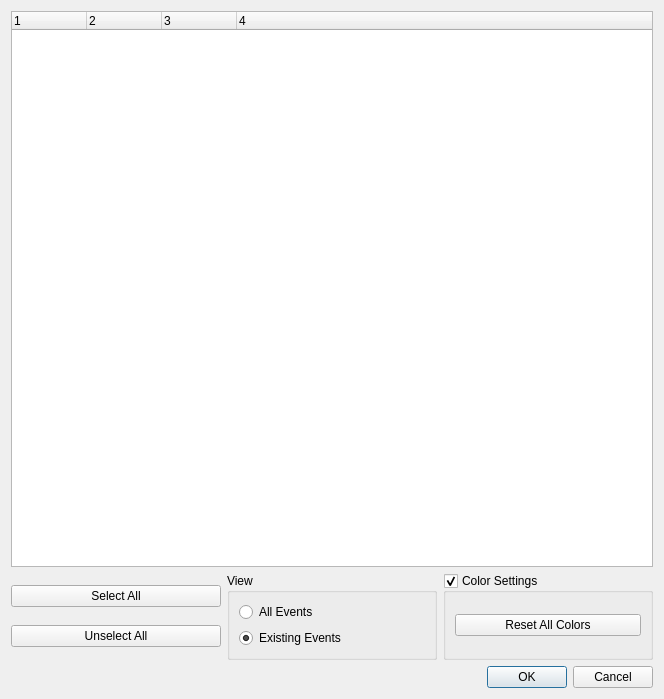
cbrnr/sigviewer, file src/gui_impl/dialogs/event_type_selection_dialog.ui: the form before one commit.
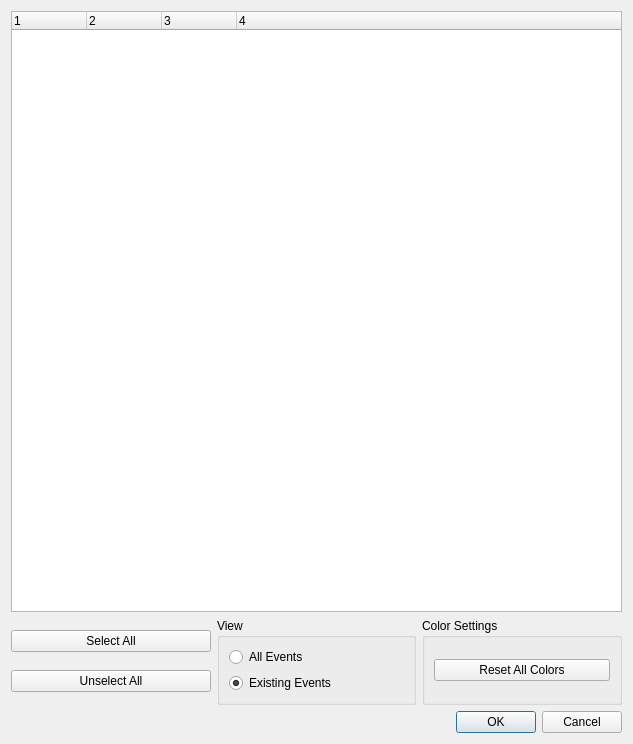
The form after the commit.

```diff
--- a/src/gui_impl/dialogs/event_type_selection_dialog.ui
+++ b/src/gui_impl/dialogs/event_type_selection_dialog.ui
@@ -6,8 +6,8 @@
    <rect>
     <x>0</x>
     <y>0</y>
-    <width>664</width>
-    <height>699</height>
+    <width>633</width>
+    <height>744</height>
    </rect>
   </property>
   <property name="windowTitle">
@@ -101,14 +101,17 @@
      </item>
      <item>
       <widget class="QGroupBox" name="show_colors_box_">
+       <property name="enabled">
+        <bool>true</bool>
+       </property>
        <property name="title">
         <string>Color Settings</string>
        </property>
        <property name="checkable">
-        <bool>true</bool>
+        <bool>false</bool>
        </property>
        <property name="checked">
-        <bool>true</bool>
+        <bool>false</bool>
        </property>
        <layout class="QVBoxLayout" name="verticalLayout_4">
         <item>
```
